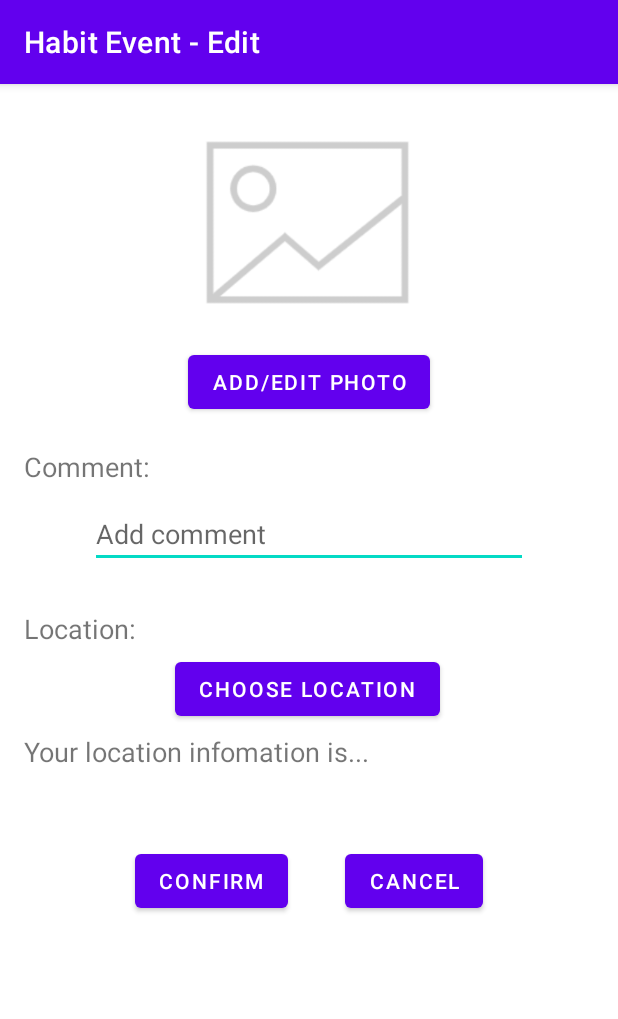
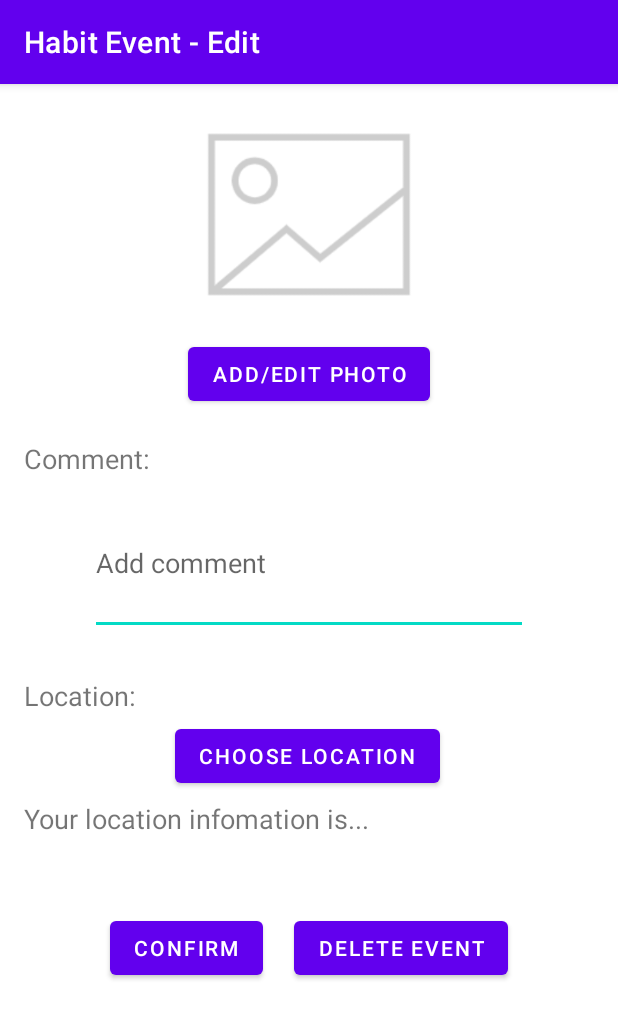
Before and after one commit to CMPUT301F21T08/HabitTracker, an Android app: the HabitEventEditActivity screen opened directly, with no data from a screen before it, on a phone screen of 412 x 824 dp. Shown: the top 1019 px of the screen. Run offline under Robolectric (Android 15) with nearby library versions, the phone set to English and light mode, and no system bars.

```diff
--- a/app/build.gradle
+++ b/app/build.gradle
@@ -28,10 +28,10 @@ android {
 }
 
 dependencies {
-
     implementation 'androidx.appcompat:appcompat:1.3.1'
     implementation 'com.google.android.material:material:1.4.0'
     implementation 'androidx.constraintlayout:constraintlayout:2.1.1'
+
     testImplementation 'junit:junit:4.+'
     androidTestImplementation 'androidx.test.ext:junit:1.1.3'
     androidTestImplementation 'androidx.test.espresso:espresso-core:3.4.0'
--- a/app/src/main/AndroidManifest.xml
+++ b/app/src/main/AndroidManifest.xml
@@ -1,6 +1,8 @@
 <?xml version="1.0" encoding="utf-8"?>
 <manifest xmlns:android="http://schemas.android.com/apk/res/android"
     package="com.example.habittracker">
+
+
 
     <application
         android:allowBackup="true"
@@ -9,6 +11,10 @@
         android:roundIcon="@mipmap/ic_launcher_round"
         android:supportsRtl="true"
         android:theme="@style/Theme.HabitTracker">
+
+
+
+
         <activity
             android:name=".HabitEventEditActivity"
             android:exported="true" />
--- a/app/src/main/java/com/example/habittracker/HabitEventEditActivity.java
+++ b/app/src/main/java/com/example/habittracker/HabitEventEditActivity.java
@@ -6,6 +6,7 @@ import android.content.Intent;
 import android.os.Bundle;
 import android.view.View;
 import android.widget.Button;
+import android.widget.ImageButton;
 
 public class HabitEventEditActivity extends AppCompatActivity {
 
@@ -18,7 +19,7 @@ public class HabitEventEditActivity extends AppCompatActivity {
 
         Intent intent = getIntent();
 
-        Button cancelBtn = findViewById(R.id.habitEventEdit_cancel_button);
+        Button cancelBtn = findViewById(R.id.habitEvent_delete_button);
 
         // set return function to the cancel button
         cancelBtn.setOnClickListener(new View.OnClickListener() {
--- a/app/src/main/res/layout/activity_habit_event_edit.xml
+++ b/app/src/main/res/layout/activity_habit_event_edit.xml
@@ -1,22 +1,23 @@
 <?xml version="1.0" encoding="utf-8"?>
-<androidx.constraintlayout.widget.ConstraintLayout xmlns:android="http://schemas.android.com/apk/res/android"
+<androidx.constraintlayout.widget.ConstraintLayout
+    xmlns:android="http://schemas.android.com/apk/res/android"
     xmlns:tools="http://schemas.android.com/tools"
     android:layout_width="match_parent"
     android:layout_height="match_parent"
     xmlns:app="http://schemas.android.com/apk/res-auto">
 
 
+
     <ImageView
         android:id="@+id/habitEvent_photo_imageView"
-        android:layout_width="243dp"
+        android:layout_width="wrap_content"
         android:layout_height="154dp"
-        android:layout_marginTop="15dp"
+        android:layout_marginTop="10dp"
         android:contentDescription="photo"
+        app:srcCompat="@drawable/default_picture"
         app:layout_constraintEnd_toEndOf="parent"
-        app:layout_constraintHorizontal_bias="0.495"
         app:layout_constraintStart_toStartOf="parent"
-        app:layout_constraintTop_toTopOf="parent"
-        app:srcCompat="@drawable/default_picture" />
+        app:layout_constraintTop_toTopOf="parent"/>
     <Button
         android:id="@+id/habitEvent_addPhoto_button"
         android:layout_width="wrap_content"
@@ -51,6 +52,7 @@
         android:layout_marginTop="10dp"
         android:layout_marginEnd="60dp"
         android:hint="Add comment"
+        android:minHeight="95dp"
         android:textSize="18sp"
         app:layout_constraintEnd_toEndOf="parent"
         app:layout_constraintHorizontal_bias="0.0"
@@ -97,13 +99,13 @@
         app:layout_constraintTop_toBottomOf="@id/habitEvent_chooseLocation_button" />
 
     <Button
-        android:id="@+id/habitEventEdit_cancel_button"
+        android:id="@+id/habitEvent_delete_button"
         android:layout_width="wrap_content"
         android:layout_height="wrap_content"
         android:layout_marginTop="50dp"
         android:layout_marginEnd="60dp"
         android:layout_marginRight="60dp"
-        android:text="@string/cancel"
+        android:text="@string/delete_event"
         app:layout_constraintBottom_toBottomOf="@+id/habitEvent_confirm_button"
         app:layout_constraintEnd_toEndOf="parent"
         app:layout_constraintHorizontal_bias="0.5"
@@ -122,7 +124,7 @@
         android:layout_marginBottom="24dp"
         android:text="@string/confirm"
         app:layout_constraintBottom_toBottomOf="parent"
-        app:layout_constraintEnd_toStartOf="@+id/habitEventEdit_cancel_button"
+        app:layout_constraintEnd_toStartOf="@+id/habitEvent_delete_button"
         app:layout_constraintStart_toStartOf="parent"
         app:layout_constraintTop_toBottomOf="@+id/habitEvent_locationInfo_textView"
         app:layout_constraintVertical_bias="0.0" />
--- a/app/src/main/res/values/strings.xml
+++ b/app/src/main/res/values/strings.xml
@@ -13,4 +13,6 @@
     <string name="confirm">Confirm</string>
     <string name="cancel">Cancel</string>
     <string name="location_information">Your location infomation is...</string>
+    <string name="delete">Delete</string>
+    <string name="delete_event">Delete Event</string>
 </resources>
```
Also changed, not shown: app/src/main/java/com/example/habittracker/HabitEventEditMapActivity.java (added, +26 -0 lines).
